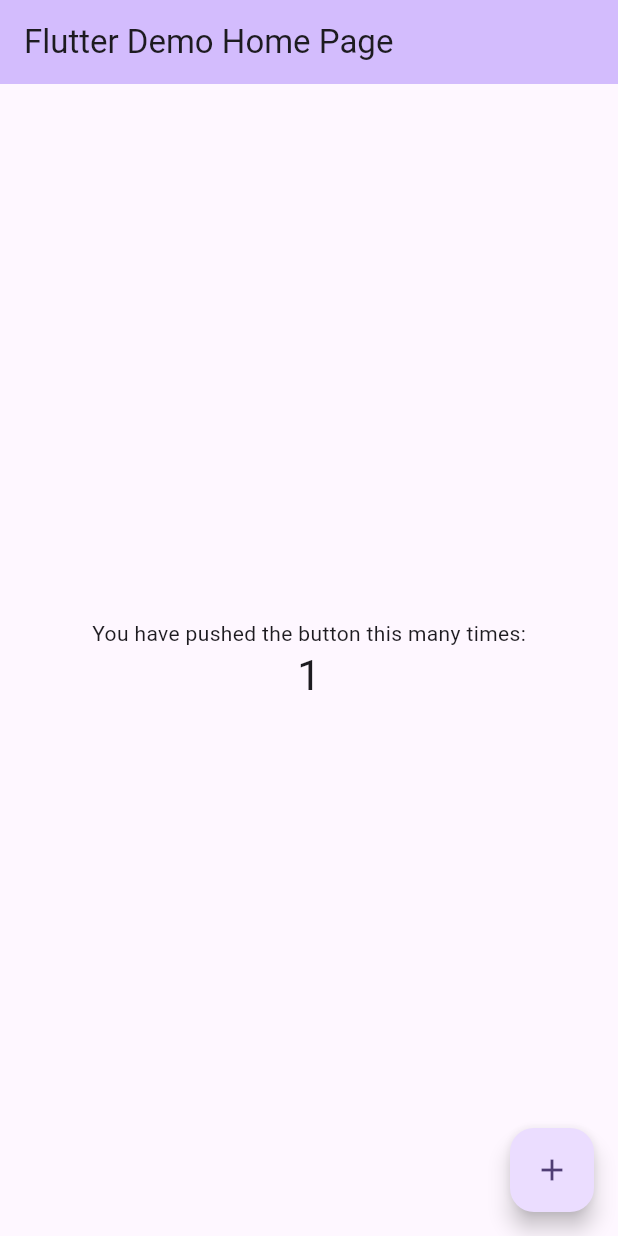
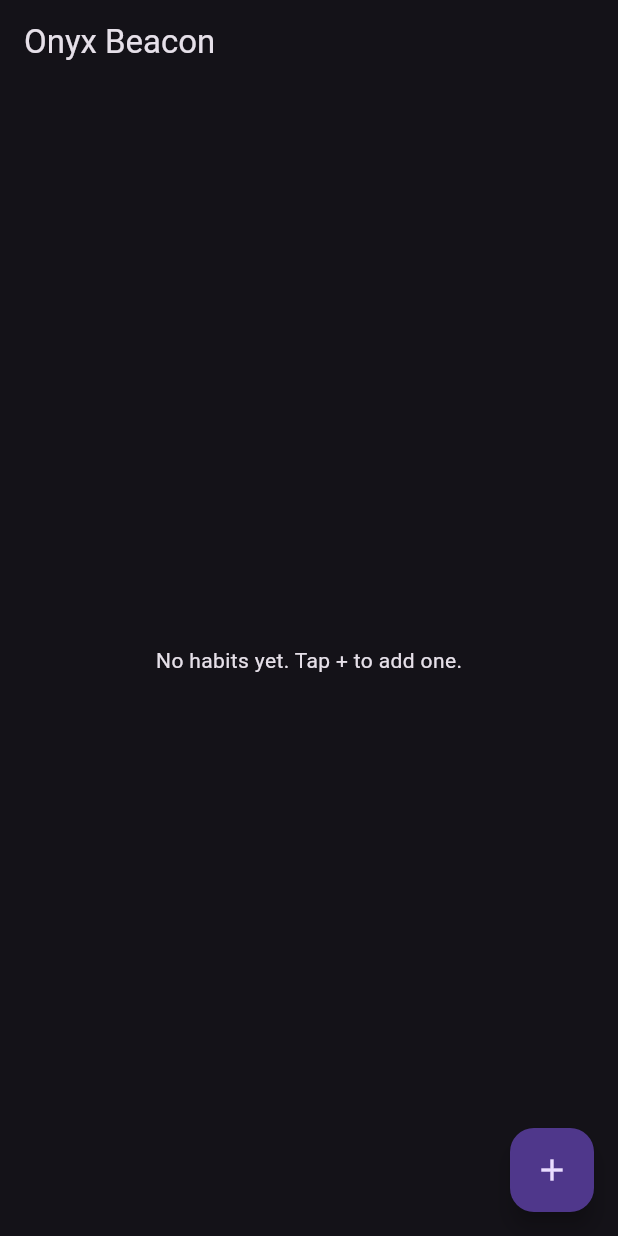
Before and after one commit to caleb12mclean-creator/onyx_beacon, a Flutter app: the screen it shows after launch, after a tap on the "add" icon, on a phone screen of 412 x 824 dp. Run offline on Flutter 3.47's test engine with Material 3 defaults, Android fonts, the phone set to English and light mode, and no system bars; our stand-ins replace sqflite; accounts and stored records are empty.

Commit message:
Implement core SQLite habit tracker logic

```diff
--- a/lib/main.dart
+++ b/lib/main.dart
@@ -1,120 +1,165 @@
 import 'package:flutter/material.dart';
+import 'package:sqflite/sqflite.dart';
+import 'package:path/path.dart';
 
 void main() {
-  runApp(const MyApp());
+  runApp(const OnyxBeaconApp());
 }
 
-class MyApp extends StatelessWidget {
-  const MyApp({super.key});
+class OnyxBeaconApp extends StatelessWidget {
+  const OnyxBeaconApp({super.key});
 
-  // This widget is the root of your application.
   @override
   Widget build(BuildContext context) {
     return MaterialApp(
-      title: 'Flutter Demo',
-      theme: ThemeData(
-        // This is the theme of your application.
-        //
-        // TRY THIS: Try running your application with "flutter run". You'll see
-        // the application has a purple toolbar. Then, without quitting the app,
-        // try changing the seedColor in the colorScheme below to Colors.green
-        // and then invoke "hot reload" (save your changes or press the "hot
-        // reload" button in a Flutter-supported IDE, or press "r" if you used
-        // the command line to start the app).
-        //
-        // Notice that the counter didn't reset back to zero; the application
-        // state is not lost during the reload. To reset the state, use hot
-        // restart instead.
-        //
-        // This works for code too, not just values: Most code changes can be
-        // tested with just a hot reload.
-        colorScheme: .fromSeed(seedColor: Colors.deepPurple),
-      ),
-      home: const MyHomePage(title: 'Flutter Demo Home Page'),
+      title: 'Onyx Beacon',
+      theme: ThemeData.dark(useMaterial3: true),
+      home: const HabitListScreen(),
     );
   }
 }
 
-class MyHomePage extends StatefulWidget {
-  const MyHomePage({super.key, required this.title});
+class DatabaseHelper {
+  static final DatabaseHelper instance = DatabaseHelper._init();
+  static Database? _database;
 
-  // This widget is the home page of your application. It is stateful, meaning
-  // that it has a State object (defined below) that contains fields that affect
-  // how it looks.
+  DatabaseHelper._init();
 
-  // This class is the configuration for the state. It holds the values (in this
-  // case the title) provided by the parent (in this case the App widget) and
-  // used by the build method of the State. Fields in a Widget subclass are
-  // always marked "final".
+  Future<Database> get database async {
+    if (_database != null) return _database!;
+    _database = await _initDB('onyx_beacon.db');
+    return _database!;
+  }
 
-  final String title;
+  Future<Database> _initDB(String filePath) async {
+    final dbPath = await getDatabasesPath();
+    final path = join(dbPath, filePath);
+    return await openDatabase(path, version: 1, onCreate: _createDB);
+  }
+
+  Future _createDB(Database db, int version) async {
+    await db.execute('''
+      CREATE TABLE habits (
+        id INTEGER PRIMARY KEY AUTOINCREMENT,
+        name TEXT NOT NULL,
+        isCompleted INTEGER NOT NULL
+      )
+    ''');
+  }
+
+  Future<List<Map<String, dynamic>>> getHabits() async {
+    final db = await instance.database;
+    return await db.query('habits');
+  }
+
+  Future<int> insertHabit(String name) async {
+    final db = await instance.database;
+    return await db.insert('habits', {'name': name, 'isCompleted': 0});
+  }
+
+  Future<void> toggleHabit(int id, int currentStatus) async {
+    final db = await instance.database;
+    await db.update(
+      'habits',
+      {'isCompleted': currentStatus == 1 ? 0 : 1},
+      where: 'id = ?',
+      whereArgs: [id],
+    );
+  }
+
+  Future<void> deleteHabit(int id) async {
+    final db = await instance.database;
+    await db.delete('habits', where: 'id = ?', whereArgs: [id]);
+  }
+}
+
+class HabitListScreen extends StatefulWidget {
+  const HabitListScreen({super.key});
 
   @override
-  State<MyHomePage> createState() => _MyHomePageState();
+  State<HabitListScreen> createState() => _HabitListScreenState();
 }
 
-class _MyHomePageState extends State<MyHomePage> {
-  int _counter = 0;
+class _HabitListScreenState extends State<HabitListScreen> {
+  List<Map<String, dynamic>> _habits = [];
 
-  void _incrementCounter() {
+  @override
+  void initState() {
+    super.initState();
+    _refreshHabits();
+  }
+
+  void _refreshHabits() async {
+    final data = await DatabaseHelper.instance.getHabits();
     setState(() {
-      // This call to setState tells the Flutter framework that something has
-      // changed in this State, which causes it to rerun the build method below
-      // so that the display can reflect the updated values. If we changed
-      // _counter without calling setState(), then the build method would not be
-      // called again, and so nothing would appear to happen.
-      _counter++;
+      _habits = data;
     });
+  }
+
+  void _addHabitDialog() {
+    final controller = TextEditingController();
+    showDialog(
+      context: context,
+      builder: (context) => AlertDialog(
+        title: const Text('New Habit'),
+        content: TextField(
+          controller: controller,
+          decoration: const InputDecoration(hintText: 'Enter habit name'),
+        ),
+        actions: [
+          TextButton(
+            onPressed: () => Navigator.pop(context),
+            child: const Text('Cancel'),
+          ),
+          ElevatedButton(
+            onPressed: () async {
+              if (controller.text.isNotEmpty) {
+                await DatabaseHelper.instance.insertHabit(controller.text);
+                _refreshHabits();
+                if (mounted) Navigator.pop(context);
+              }
+            },
+            child: const Text('Add'),
+          ),
+        ],
+      ),
+    );
   }
 
   @override
   Widget build(BuildContext context) {
-    // This method is rerun every time setState is called, for instance as done
-    // by the _incrementCounter method above.
-    //
-    // The Flutter framework has been optimized to make rerunning build methods
-    // fast, so that you can just rebuild anything that needs updating rather
-    // than having to individually change instances of widgets.
     return Scaffold(
-      appBar: AppBar(
-        // TRY THIS: Try changing the color here to a specific color (to
-        // Colors.amber, perhaps?) and trigger a hot reload to see the AppBar
-        // change color while the other colors stay the same.
-        backgroundColor: Theme.of(context).colorScheme.inversePrimary,
-        // Here we take the value from the MyHomePage object that was created by
-        // the App.build method, and use it to set our appbar title.
-        title: Text(widget.title),
-      ),
-      body: Center(
-        // Center is a layout widget. It takes a single child and positions it
-        // in the middle of the parent.
-        child: Column(
-          // Column is also a layout widget. It takes a list of children and
-          // arranges them vertically. By default, it sizes itself to fit its
-          // children horizontally, and tries to be as tall as its parent.
-          //
-          // Column has various properties to control how it sizes itself and
-          // how it positions its children. Here we use mainAxisAlignment to
-          // center the children vertically; the main axis here is the vertical
-          // axis because Columns are vertical (the cross axis would be
-          // horizontal).
-          //
-          // TRY THIS: Invoke "debug painting" (choose the "Toggle Debug Paint"
-          // action in the IDE, or press "p" in the console), to see the
-          // wireframe for each widget.
-          mainAxisAlignment: .center,
-          children: [
-            const Text('You have pushed the button this many times:'),
-            Text(
-              '$_counter',
-              style: Theme.of(context).textTheme.headlineMedium,
+      appBar: AppBar(title: const Text('Onyx Beacon')),
+      body: _habits.isEmpty
+          ? const Center(child: Text('No habits yet. Tap + to add one.'))
+          : ListView.builder(
+              itemCount: _habits.length,
+              itemBuilder: (context, index) {
+                final habit = _habits[index];
+                final isDone = habit['isCompleted'] == 1;
+                return ListTile(
+                  title: Text(
+                    habit['name'],
+                    style: TextStyle(
+                      decoration: isDone ? TextDecoration.lineThrough : null,
+                    ),
+                  ),
+                  trailing: Checkbox(
+                    value: isDone,
+                    onChanged: (val) async {
+                      await DatabaseHelper.instance.toggleHabit(habit['id'], habit['isCompleted']);
+                      _refreshHabits();
+                    },
+                  ),
+                  onLongPress: () async {
+                    await DatabaseHelper.instance.deleteHabit(habit['id']);
+                    _refreshHabits();
+                  },
+                );
+              },
             ),
-          ],
-        ),
-      ),
       floatingActionButton: FloatingActionButton(
-        onPressed: _incrementCounter,
-        tooltip: 'Increment',
+        onPressed: _addHabitDialog,
         child: const Icon(Icons.add),
       ),
     );
--- a/pubspec.yaml
+++ b/pubspec.yaml
@@ -30,6 +30,9 @@ environment:
 dependencies:
   flutter:
     sdk: flutter
+  sqflite: ^2.3.0
+  path: ^1.8.3
+  cupertino_icons: ^1.0.8
 
   # The following adds the Cupertino Icons font to your application.
   # Use with the CupertinoIcons class for iOS style icons.
```
